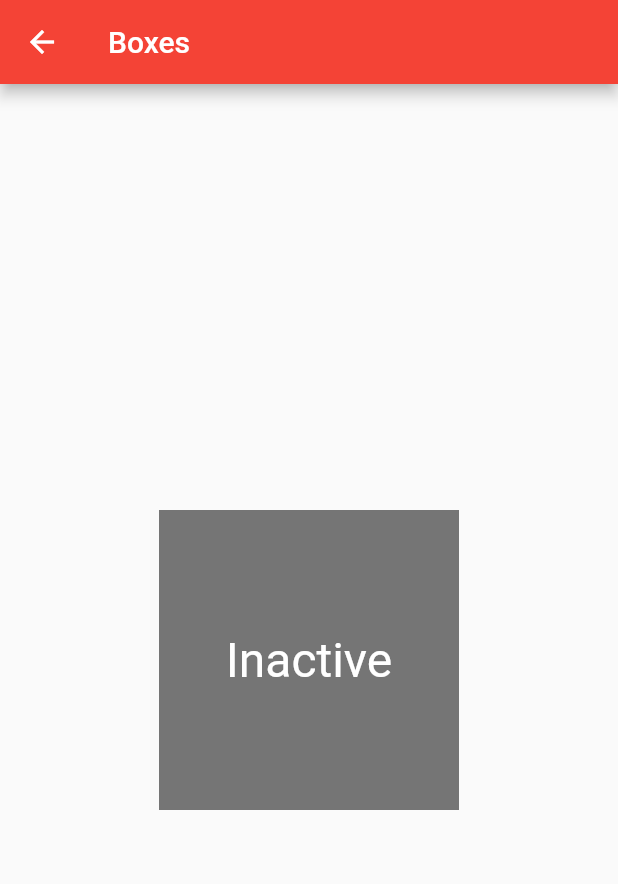
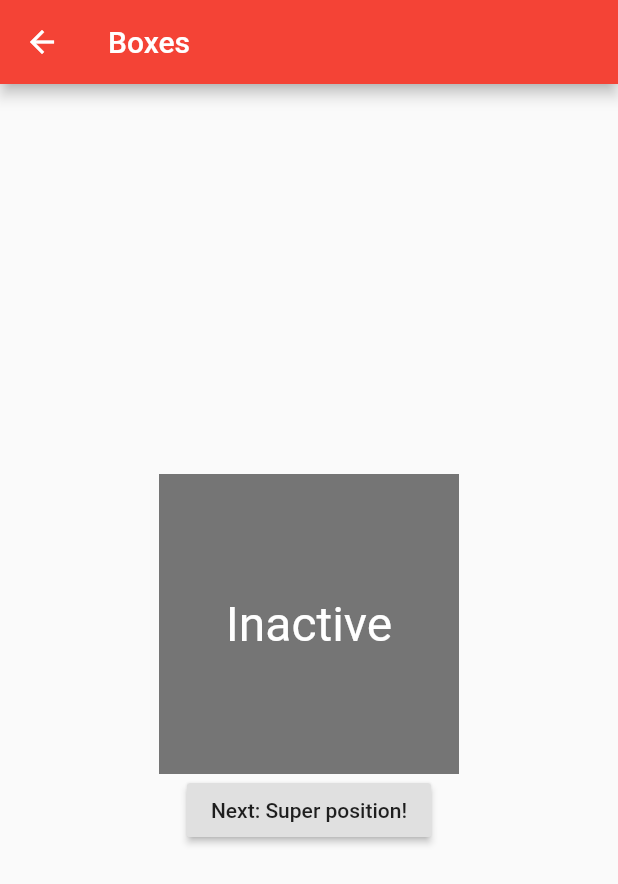
Before and after one commit to Mikhael1729/flutter-layouts, a Flutter app: the screen it shows after launch, after a tap on "Next", on a phone screen of 412 x 824 dp. Shown: the top 884 px of the screen. Run offline on Flutter 3.47's test engine with Material 2 defaults, Android fonts, the phone set to English and light mode, and no system bars; missing offline and left inert: badge.

Commit message:
feat: Added superposition page and the column button widget.

```diff
--- a/lib/boxes.dart
+++ b/lib/boxes.dart
@@ -1,4 +1,5 @@
 import 'package:flutter/material.dart';
+import 'package:flutter_layouts/super_position.dart';
 
 class TapboxA extends StatefulWidget {
   TapboxA({ Key key }) : super(key: key);
@@ -17,7 +18,9 @@ class _TapboxAState extends State<TapboxA> {
         title: Text('Boxes')
       ),
       body: Center(
-        child: (
+        child: Column(
+          mainAxisAlignment: MainAxisAlignment.center,
+          children: <Widget>[
             GestureDetector(
               onTap: _handleTap,
               child: Container(
@@ -33,8 +36,19 @@ class _TapboxAState extends State<TapboxA> {
                   color: _active ? Colors.lightGreen[700] : Colors.grey[600],
                 ),
               ),
+            ),
+            RaisedButton(
+              onPressed: () {
+                Navigator.of(context).push(new MaterialPageRoute<void> (
+                  builder: (BuildContext context) {
+                    return SuperPosition();
+                  }
+                ));
+              },
+              child: Text('Next: Super position!'),
             )
-        ),
+          ],
+        )
       ),
     );
   }
--- /dev/null
+++ b/lib/column_button.dart
@@ -0,0 +1,32 @@
+import 'package:flutter/material.dart';
+
+class ColumnButton extends StatelessWidget {
+  final IconData icon;
+  final String label;
+
+  const ColumnButton({ @required this.icon, @required this.label });
+
+  @override
+  Widget build(BuildContext context){
+    var color = Theme.of(context).primaryColor;
+
+    return Column(
+      mainAxisSize: MainAxisSize.min,
+      mainAxisAlignment: MainAxisAlignment.center,
+      children: <Widget>[
+        Icon(icon, color: color),
+        Container(
+          margin: const EdgeInsets.only(top: 8.0),
+          child: Text(
+            label,
+            style: TextStyle(
+              fontSize: 12.0,
+              fontWeight: FontWeight.w400,
+              color: color,
+            ),
+          ),
+        ),
+      ],
+    );
+  }
+}
--- a/lib/main.dart
+++ b/lib/main.dart
@@ -1,5 +1,6 @@
 import 'package:flutter/material.dart';
 import 'package:flutter_layouts/boxes.dart';
+import 'package:flutter_layouts/column_button.dart';
 
 void main() => runApp(new MyApp());
 
@@ -82,9 +83,9 @@ class HomeWidget extends StatelessWidget {
       child: Row(
         mainAxisAlignment: MainAxisAlignment.spaceEvenly,
         children: <Widget>[
-          buildButtonColumn(Icons.call, 'CALL'),
-          buildButtonColumn(Icons.near_me, 'ROUTE'),
-          buildButtonColumn(Icons.share, 'SHARE')
+          ColumnButton(icon: Icons.call, label: 'CALL'),
+          ColumnButton(icon: Icons.near_me, label: 'ROUTE'),
+          ColumnButton(icon: Icons.share, label: 'SHARE'),
         ],
       ),
     );
--- a/pubspec.yaml
+++ b/pubspec.yaml
@@ -13,10 +13,9 @@ environment:
   sdk: ">=2.0.0-dev.68.0 <3.0.0"
 
 dependencies:
+  badge: any
   flutter:
     sdk: flutter
-
-
 
   # The following adds the Cupertino Icons font to your application.
   # Use with the CupertinoIcons class for iOS style icons.
@@ -41,6 +40,7 @@ flutter:
   # To add assets to your application, add an assets section, like this:
   assets:
    - images/lake.jpg
+   - hector_warhol.jpg
   #  - images/a_dot_ham.jpeg
 
   # An image asset can refer to one or more resolution-specific "variants", see
```
Also changed, not shown: lib/super_position.dart (added, +101 -0 lines), images/hector_warhol.jpg (added), pubspec.lock. Lines whose indentation alone changed are shown as unchanged.
